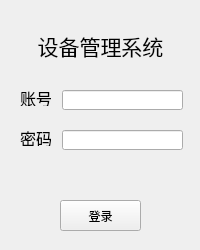
Above: 04-实现阶段/codes/LoginInterface.ui from VtaSkywalker/2020.12-database_experiment before the change. Below: the same form after it.
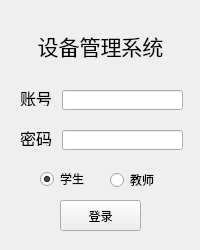
That is the form after the change.

What changed in the file:
```diff
--- a/04-实现阶段/codes/LoginInterface.ui
+++ b/04-实现阶段/codes/LoginInterface.ui
@@ -127,6 +127,38 @@
     <set>Qt::AlignCenter</set>
    </property>
   </widget>
+  <widget class="QRadioButton" name="radioButton">
+   <property name="geometry">
+    <rect>
+     <x>40</x>
+     <y>170</y>
+     <width>51</width>
+     <height>18</height>
+    </rect>
+   </property>
+   <property name="text">
+    <string>学生</string>
+   </property>
+   <property name="checked">
+    <bool>true</bool>
+   </property>
+  </widget>
+  <widget class="QRadioButton" name="radioButton_2">
+   <property name="geometry">
+    <rect>
+     <x>110</x>
+     <y>170</y>
+     <width>51</width>
+     <height>20</height>
+    </rect>
+   </property>
+   <property name="layoutDirection">
+    <enum>Qt::LeftToRight</enum>
+   </property>
+   <property name="text">
+    <string>教师</string>
+   </property>
+  </widget>
  </widget>
  <resources/>
  <connections/>
```
